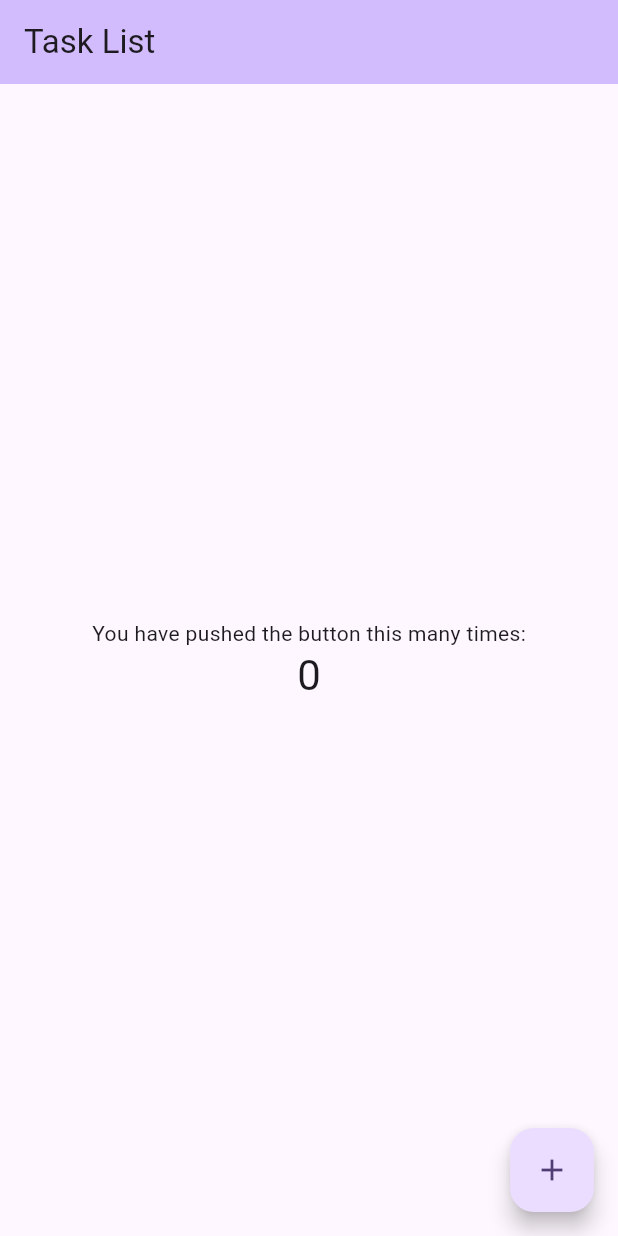
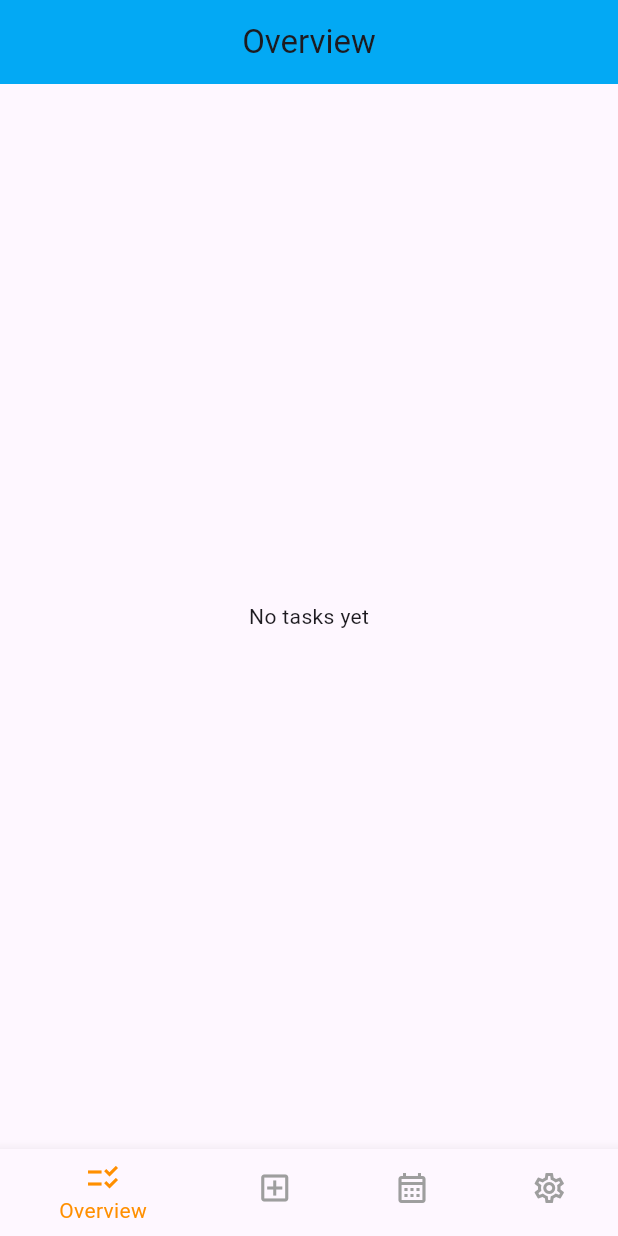
Before and after one commit to xThePumaZ/TaskList, a Flutter app: the screen it shows after launch, on a phone screen of 412 x 824 dp. Run offline on Flutter 3.47's test engine with Material 3 defaults, Android fonts, the light colour scheme and no system bars; our stand-ins replace sqflite, table_calendar; accounts and stored records are empty.

Commit message:
Added Navigation Bar + calendar functionality

```diff
--- a/lib/home.dart
+++ /dev/null
@@ -1,85 +0,0 @@
-import 'package:flutter/material.dart';
-
-import 'add_task.dart';
-
-class MyHomePage extends StatefulWidget {
-  const MyHomePage({super.key, required this.title});
-
-  // This widget is the home page of your application. It is stateful, meaning
-  // that it has a State object (defined below) that contains fields that affect
-  // how it looks.
-
-  // This class is the configuration for the state. It holds the values (in this
-  // case the title) provided by the parent (in this case the App widget) and
-  // used by the build method of the State. Fields in a Widget subclass are
-  // always marked "final".
-
-  final String title;
-
-  @override
-  State<MyHomePage> createState() => _MyHomePageState();
-}
-
-class _MyHomePageState extends State<MyHomePage> {
-  final int _counter = 0;
-
-  void _navigateToAddTaskPage() {
-    Navigator.push(
-      context,
-      MaterialPageRoute(builder: (context) => AddTask()),
-    );
-  }
-
-  @override
-  Widget build(BuildContext context) {
-    // This method is rerun every time setState is called, for instance as done
-    // by the _incrementCounter method above.
-    //
-    // The Flutter framework has been optimized to make rerunning build methods
-    // fast, so that you can just rebuild anything that needs updating rather
-    // than having to individually change instances of widgets.
-    return Scaffold(
-      appBar: AppBar(
-        // TRY THIS: Try changing the color here to a specific color (to
-        // Colors.amber, perhaps?) and trigger a hot reload to see the AppBar
-        // change color while the other colors stay the same.
-        backgroundColor: Theme.of(context).colorScheme.inversePrimary,
-        // Here we take the value from the MyHomePage object that was created by
-        // the App.build method, and use it to set our appbar title.
-        title: Text(widget.title),
-      ),
-      body: Center(
-        // Center is a layout widget. It takes a single child and positions it
-        // in the middle of the parent.
-        child: Column(
-          // Column is also a layout widget. It takes a list of children and
-          // arranges them vertically. By default, it sizes itself to fit its
-          // children horizontally, and tries to be as tall as its parent.
-          //
-          // Column has various properties to control how it sizes itself and
-          // how it positions its children. Here we use mainAxisAlignment to
-          // center the children vertically; the main axis here is the vertical
-          // axis because Columns are vertical (the cross axis would be
-          // horizontal).
-          //
-          // TRY THIS: Invoke "debug painting" (choose the "Toggle Debug Paint"
-          // action in the IDE, or press "p" in the console), to see the
-          // wireframe for each widget.
-          mainAxisAlignment: MainAxisAlignment.center,
-          children: <Widget>[
-            const Text('You have pushed the button this many times:'),
-            Text(
-              '$_counter',
-              style: Theme.of(context).textTheme.headlineMedium,
-            ),
-          ],
-        ),
-      ),
-      floatingActionButton: FloatingActionButton(
-        onPressed: _navigateToAddTaskPage,
-        tooltip: 'Increment',
-        child: const Icon(Icons.add),
-      ), // This trailing comma makes auto-formatting nicer for build methods.
-    );
-  }
-}
--- a/lib/main.dart
+++ b/lib/main.dart
@@ -1,9 +1,12 @@
 import 'package:flutter/material.dart';
+import 'package:task_list/pages/add_task.dart';
+import 'package:task_list/pages/settings.dart';
+import 'package:task_list/pages/task_calendar.dart';
 
 import 'utilities/database_helper.dart';
 
 
-import 'home.dart';
+import 'pages/task_overview.dart';
 
 Future<void> main() async {
 
@@ -18,30 +21,112 @@ Future<void> main() async {
 class MyApp extends StatelessWidget {
   const MyApp({super.key});
 
-  // This widget is the root of your application.
   @override
   Widget build(BuildContext context) {
     return MaterialApp(
-      title: 'Flutter Demo',
+      title: 'Task App',
       theme: ThemeData(
-        // This is the theme of your application.
-        //
-        // TRY THIS: Try running your application with "flutter run". You'll see
-        // the application has a purple toolbar. Then, without quitting the app,
-        // try changing the seedColor in the colorScheme below to Colors.green
-        // and then invoke "hot reload" (save your changes or press the "hot
-        // reload" button in a Flutter-supported IDE, or press "r" if you used
-        // the command line to start the app).
-        //
-        // Notice that the counter didn't reset back to zero; the application
-        // state is not lost during the reload. To reset the state, use hot
-        // restart instead.
-        //
-        // This works for code too, not just values: Most code changes can be
-        // tested with just a hot reload.
         colorScheme: ColorScheme.fromSeed(seedColor: Colors.deepPurple),
+        useMaterial3: true,
       ),
-      home: const MyHomePage(title: 'Task List'),
+      home: const MainScreen(), // Use the new MainScreen widget
     );
   }
 }
+
+class MainScreen extends StatefulWidget {
+  const MainScreen({super.key});
+
+  @override
+  State<MainScreen> createState() => _MainScreenState();
+}
+
+class _MainScreenState extends State<MainScreen> {
+  int _selectedIndex = 0; // Index for the currently selected tab
+
+  void _navigateToTab(int index) {
+    setState(() {
+      _selectedIndex = index;
+    });
+  }
+
+  late final List<Widget> _widgetOptions;
+
+  @override @override
+  void initState() {
+    super.initState();
+    _widgetOptions = <Widget>[
+      const TaskOverview(),
+      AddTask(navigateToHome: () => _navigateToTab(0)), // Pass the callback
+      const TaskCalendar(),
+      Settings(),
+    ];
+  }
+
+  String _getPageTitle(int index) {
+    switch (index) {
+      case 0:
+        return 'Overview';
+      case 1:
+        return 'New Task';
+      case 2:
+        return 'Calendar';
+      case 3:
+        return 'Settings';
+      default:
+        return 'Task App';
+    }
+  }
+
+
+  @override
+  Widget build(BuildContext context) {
+    return Scaffold(
+      // The AppBar can also be part of this MainScreen Scaffold if you want it
+      // to be consistent across pages, or each page can define its own AppBar.
+      // If defined here, the title might need to change based on _selectedIndex.
+      appBar: AppBar(
+        centerTitle: true,
+        title: Text(_getPageTitle(_selectedIndex)),
+        backgroundColor: Colors.lightBlue,
+      ),
+      body: Center(
+        child: _widgetOptions.elementAt(_selectedIndex),
+      ),
+      bottomNavigationBar: BottomNavigationBar(
+        items: const <BottomNavigationBarItem>[
+          BottomNavigationBarItem(
+            icon: Icon(Icons.checklist_rtl_outlined),
+            activeIcon: Icon(Icons.checklist_rtl),
+            label: 'Overview',
+
+          ),
+          BottomNavigationBarItem(
+            icon: Icon(Icons.add_box_outlined),
+            activeIcon: Icon(Icons.add_box),
+            label: 'New Task',
+          ),
+
+          BottomNavigationBarItem(
+            icon: Icon(Icons.calendar_month_outlined),
+            activeIcon: Icon(Icons.calendar_month),
+            label: "Calendar"
+          ),
+          BottomNavigationBarItem(
+            icon: Icon(Icons.settings_outlined),
+            activeIcon: Icon(Icons.settings),
+            label: 'Settings',
+          ),
+        ],
+        currentIndex: _selectedIndex,
+        selectedItemColor: Colors.amber[800], // Customize as needed
+        unselectedItemColor: Colors.grey,     // Customize as needed
+        onTap: _navigateToTab,
+        // type: BottomNavigationBarType.fixed, // Optional: if you have many items
+      ),
+    );
+  }
+
+// Helper to get page title if AppBar is in MainScreen
+
+}
--- /dev/null
+++ b/lib/pages/task_overview.dart
@@ -0,0 +1,112 @@
+import 'dart:async';
+
+import 'package:flutter/material.dart';
+import '../utilities/database_helper.dart';
+
+class TaskOverview extends StatefulWidget {
+  const TaskOverview({super.key});
+
+  @override
+  State<TaskOverview> createState() => _TaskOverviewState();
+}
+
+class _TaskOverviewState extends State<TaskOverview> {
+  final dbHelper = DatabaseHelper();
+
+  Future<List<Map<String, dynamic>>> _tasks() {
+    return dbHelper.queryAllTasks();
+  }
+
+  void _setTaskStatus(dynamic row, bool completed) {
+    dbHelper.updateTask(
+      Map<String, dynamic>.from({'id': row['id'], 'isDone': completed ? 1 : 0}),
+    );
+  }
+
+  Future<SnackBar> _deleteTask(dynamic row) async {
+
+    int deletedRows = await dbHelper.deleteTask(row['id']);
+
+    if (deletedRows == 1){
+      return SnackBar(
+        content: Text("Successfully deleted row"),
+        backgroundColor: Colors.green,
+      );
+    } else {
+      return SnackBar(
+        content: Text("Failed to delete row"),
+        backgroundColor: Colors.redAccent,
+      );
+    }
+  }
+
+  @override
+  Widget build(BuildContext context) {
+    return Scaffold(
+        body: FutureBuilder(
+          future: _tasks(),
+          builder:
+              (BuildContext context,
+              AsyncSnapshot<List<Map<String, dynamic>>> snapshot,) {
+            if (snapshot.connectionState == ConnectionState.waiting) {
+              return Center(child: CircularProgressIndicator());
+            } else if (snapshot.hasError) {
+              return Center(
+                child: Text("An Error has occurred: ${snapshot.error}"),
+              );
+            } else if (snapshot.hasData && snapshot.data != null) {
+              final tasksList = snapshot.data!;
+              if (tasksList.isEmpty) {
+                return Center(child: Text("No tasks yet"));
+              } else {
+                return ListView.builder(
+                  itemCount: tasksList.length,
+                  itemBuilder: (BuildContext context, int index) {
+                    final task = tasksList[index];
+                    final title = task['title'] as String? ?? 'No Title';
+                    final description =
+                        task['description'] as String? ?? 'No Description';
+                    bool isCompleted = (task['isDone'] as int?) == 1;
+                    return ListTile(
+                      title: Text(title),
+                      subtitle: Text(description),
+                      leading: Checkbox(
+                        value: isCompleted,
+                        onChanged: (bool? value) {
+                          setState(() {
+                            isCompleted = value!;
+                            _setTaskStatus(task, isCompleted);
+                          });
+                        },
+                      ),
+                      trailing: Row(
+                        mainAxisSize: MainAxisSize.min,
+                        children: <Widget>[
+                          IconButton(
+                            icon: Icon(Icons.edit),
+                            onPressed: () {
+                              // Handle edit action
+                            },
+                          ),
+                          IconButton(
+                            icon: Icon(Icons.delete),
+                            onPressed: () {
+                              _deleteTask(task);
+                              setState(() {});
+                              // Handle delete action
+                            },
+                          ),
+                        ],
+                      ),
+                    );
+                  },
+                );
+              }
+            } else {
+              return Center(child: Text("No tasks yet"));
+            }
+          },
+        )
+    );
+  }
+}
--- a/lib/utilities/database_helper.dart
+++ b/lib/utilities/database_helper.dart
@@ -1,7 +1,6 @@
 import 'dart:async';
 import 'package:path/path.dart';
 import 'package:sqflite/sqflite.dart';
-import 'package:task_list/models/tasks_model.dart';
 
 class DatabaseHelper {
   // Singleton instance
@@ -61,7 +60,7 @@ class DatabaseHelper {
   // Example:
   Future<int> insertTask(Map<String, dynamic> row) async {
     Database db = await database;
-    return await db.insert('tasks', row);
+    return db.insert('tasks', row);
   }
 
   Future<List<Map<String, dynamic>>> queryAllTasks() async {
@@ -70,11 +69,13 @@ class DatabaseHelper {
   }
 
   Future<int> updateTask(Map<String, dynamic> row) async {
-    throw ();
+    Database db = await database;
+    return await db.update('tasks', row, where: 'id = ?', whereArgs: [row['id']]);
   }
 
   Future<int> deleteTask(int id) async {
-    throw ();
+    Database db = await database;
+    return await db.delete('tasks', where: 'id = ?', whereArgs: [id]);
   }
 
 }
--- a/pubspec.yaml
+++ b/pubspec.yaml
@@ -37,6 +37,7 @@ dependencies:
   sqflite: ^2.4.2
   path: ^1.9.1
   migrant_db_sqlite: ^0.1.0
+  table_calendar: ^3.2.0
 
 dev_dependencies:
   flutter_test:
```
Also changed, not shown: lib/pages/add_task.dart (renamed from lib/add_task.dart, +25 -18 lines), lib/pages/settings.dart (added, +88 -0 lines), lib/pages/task_calendar.dart (added, +23 -0 lines), pubspec.lock.
